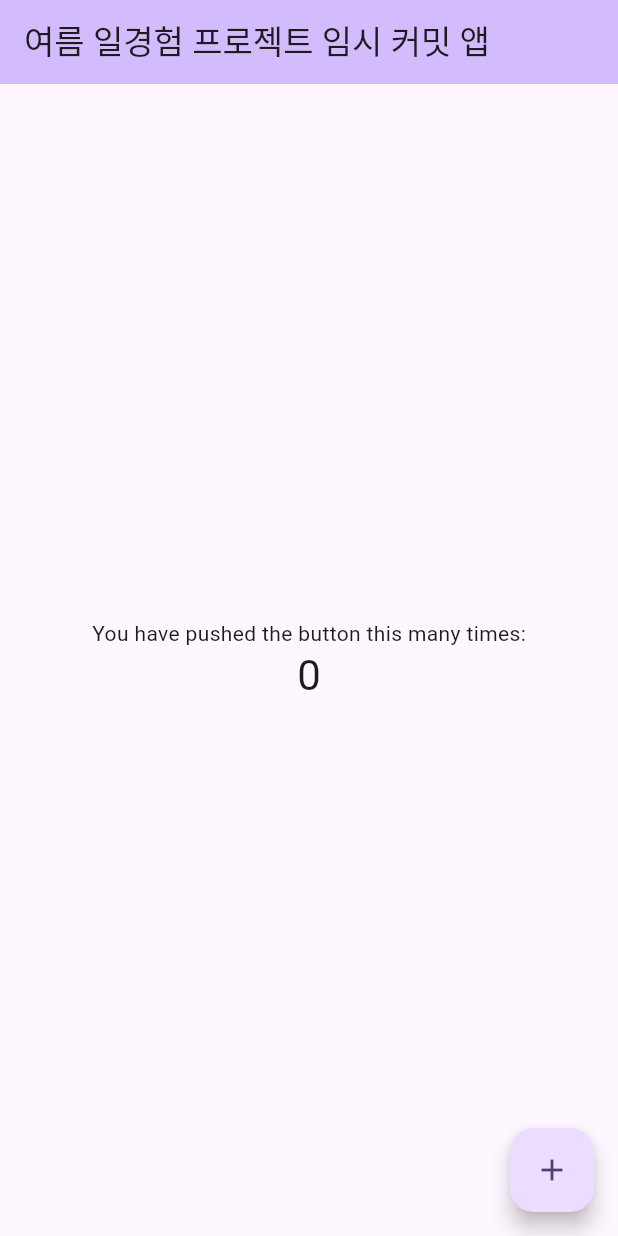
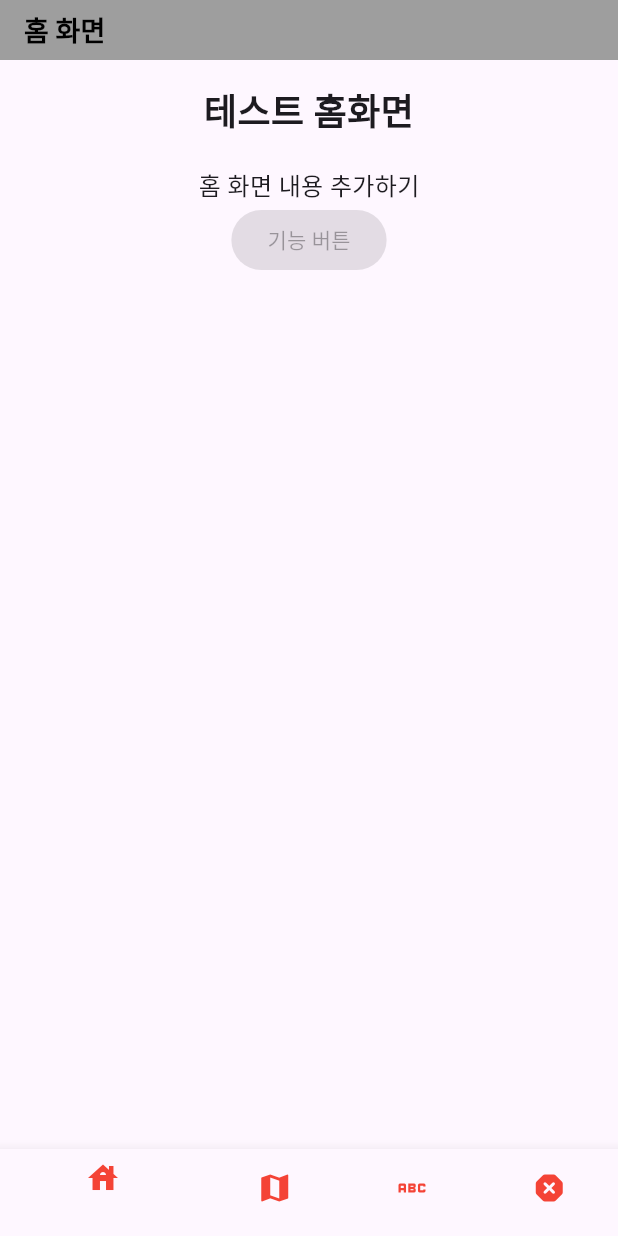
Before and after one commit to Melonzui/ecoBinSummerProj, a Flutter app: the screen it shows after launch, on a phone screen of 412 x 824 dp. Run offline on Flutter 3.47's test engine with Material 3 defaults, Android fonts, the phone set to English and light mode, and no system bars.

Commit message:
홈화면 레이아웃 임시

```diff
--- a/ecobinproj/lib/main.dart
+++ b/ecobinproj/lib/main.dart
@@ -1,3 +1,4 @@
+import 'package:ecobinproj/page/home_page.dart';
 import 'package:flutter/material.dart';
 
 void main() {
@@ -16,58 +17,7 @@ class MyApp extends StatelessWidget {
         colorScheme: ColorScheme.fromSeed(seedColor: Colors.deepPurple),
         useMaterial3: true,
       ),
-      home: const MyHomePage(title: '여름 일경험 프로젝트 임시 커밋 앱'),
+      home: const HomePage(),
     );
   }
 }
-
-class MyHomePage extends StatefulWidget {
-  const MyHomePage({super.key, required this.title});
-  final String title;
-
-  @override
-  State<MyHomePage> createState() => _MyHomePageState();
-}
-
-class _MyHomePageState extends State<MyHomePage> {
-  int _counter = 0;
-
-  void _incrementCounter() {
-    setState(() {
-      _counter++;
-    });
-  }
-
-  @override
-  Widget build(BuildContext context) {
-    return Scaffold(
-      appBar: AppBar(
-        backgroundColor: Theme.of(context).colorScheme.inversePrimary,
-        // Here we take the value from the MyHomePage object that was created by
-        // the App.build method, and use it to set our appbar title.
-        title: Text(widget.title),
-      ),
-      body: Center(
-        // Center is a layout widget. It takes a single child and positions it
-        // in the middle of the parent.
-        child: Column(
-          mainAxisAlignment: MainAxisAlignment.center,
-          children: <Widget>[
-            const Text(
-              'You have pushed the button this many times:',
-            ),
-            Text(
-              '$_counter',
-              style: Theme.of(context).textTheme.headlineMedium,
-            ),
-          ],
-        ),
-      ),
-      floatingActionButton: FloatingActionButton(
-        onPressed: _incrementCounter,
-        tooltip: 'Increment',
-        child: const Icon(Icons.add),
-      ), // This trailing comma makes auto-formatting nicer for build methods.
-    );
-  }
-}
--- /dev/null
+++ b/ecobinproj/lib/page/home_page.dart
@@ -0,0 +1,111 @@
+import 'package:ecobinproj/page/camera.dart';
+import 'package:ecobinproj/page/map_page.dart';
+import 'package:flutter/material.dart';
+
+class HomePage extends StatefulWidget {
+  const HomePage({super.key});
+
+  @override
+  State<HomePage> createState() => _HomePage();
+}
+
+class _HomePage extends State<HomePage> {
+  int _selectedIndex = 0;
+
+  final List<Widget> _pages = <Widget>[
+    const HomeScreen(),
+    const MapPage(),
+  ];
+
+  void _onItemTapped(int index) {
+    setState(() {
+      _selectedIndex = index;
+    });
+  }
+
+  @override
+  Widget build(BuildContext context) {
+    return Scaffold(
+      appBar: AppBar(
+        title: const Text(
+          "홈 화면",
+          style: TextStyle(
+            color: Colors.black,
+            fontSize: 18,
+            fontWeight: FontWeight.w900,
+          ),
+        ),
+        toolbarHeight: 40,
+        backgroundColor: Colors.grey,
+      ),
+      bottomNavigationBar: BottomNavigationBar(
+        currentIndex: _selectedIndex,
+        onTap: _onItemTapped,
+        items: const [
+          BottomNavigationBarItem(
+            //backgroundColor: Colors.grey,
+            icon: Icon(
+              Icons.house,
+              color: Colors.red,
+            ),
+            label: "Home",
+          ),
+          BottomNavigationBarItem(
+            icon: Icon(
+              Icons.map,
+              color: Colors.red,
+            ),
+            label: "Add",
+          ),
+          BottomNavigationBarItem(
+            icon: Icon(
+              Icons.abc,
+              color: Colors.red,
+            ),
+            label: "Custom",
+          ),
+          BottomNavigationBarItem(
+            icon: Icon(
+              Icons.dangerous_rounded,
+              color: Colors.red,
+            ),
+            label: "Danger",
+          ),
+        ],
+      ),
+      body: _pages[_selectedIndex],
+    );
+  }
+}
+
+class HomeScreen extends StatelessWidget {
+  const HomeScreen({Key? key}) : super(key: key);
+
+  @override
+  Widget build(BuildContext context) {
+    return const SingleChildScrollView(
+      padding: EdgeInsets.all(16.0),
+      child: Center(
+        child: Column(
+          mainAxisAlignment: MainAxisAlignment.start,
+          crossAxisAlignment: CrossAxisAlignment.center,
+          children: <Widget>[
+            Text(
+              '테스트 홈화면',
+              style: TextStyle(fontSize: 24, fontWeight: FontWeight.w900),
+            ),
+            SizedBox(height: 20),
+            Text(
+              '홈 화면 내용 추가하기',
+              style: TextStyle(fontSize: 16),
+            ),
+            ElevatedButton(
+              onPressed: null,
+              child: Text('기능 버튼'),
+            ),
+          ],
+        ),
+      ),
+    );
+  }
+}
--- a/ecobinproj/pubspec.yaml
+++ b/ecobinproj/pubspec.yaml
@@ -35,6 +35,7 @@ dependencies:
   # The following adds the Cupertino Icons font to your application.
   # Use with the CupertinoIcons class for iOS style icons.
   cupertino_icons: ^1.0.6
+  google_maps_flutter: ^2.8.0
 
 dev_dependencies:
   flutter_test:
```
Also changed, not shown: ecobinproj/lib/page/camera.dart (added, +49 -0 lines), ecobinproj/lib/page/map_page.dart (added, +37 -0 lines), ecobinproj/pubspec.lock.
